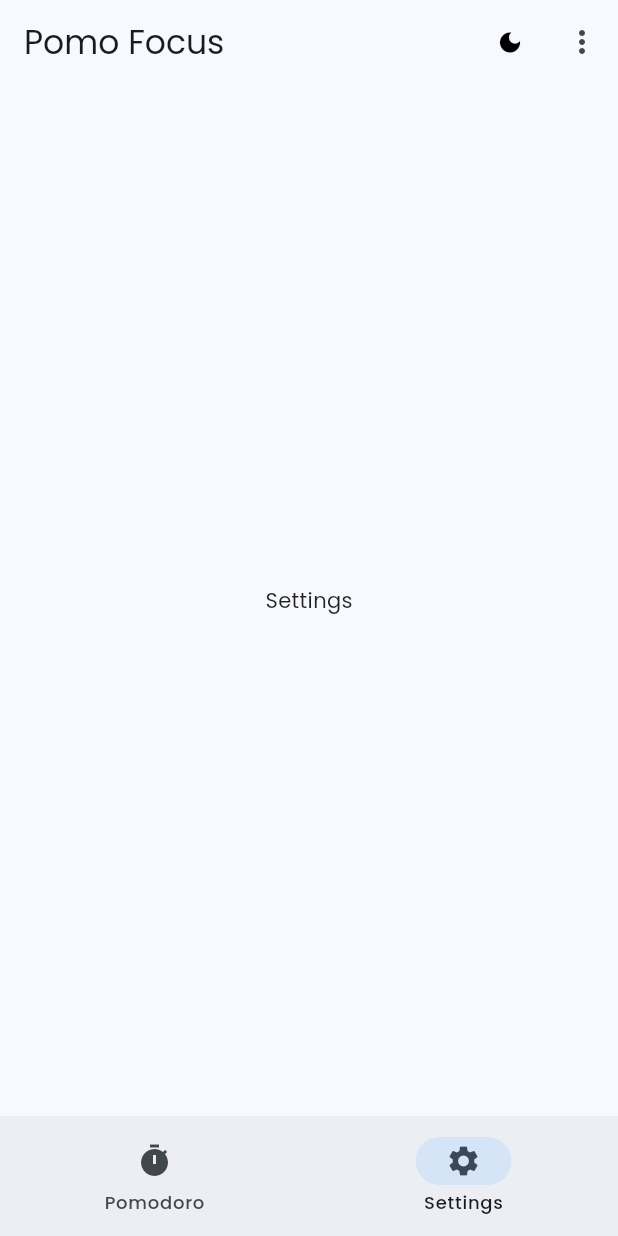
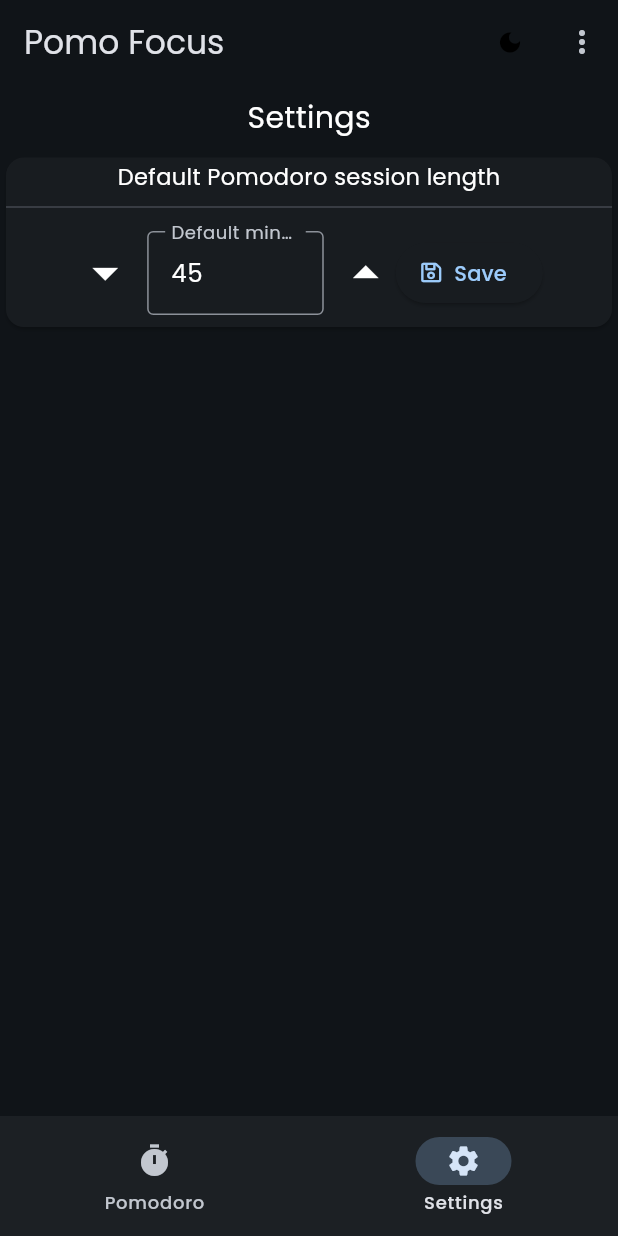
Before and after one commit to zeykafx/flutter_pomodoro_timer_app, a Flutter app: the screen it shows after launch, item 2 of the bottom bar chosen, on a phone screen of 412 x 824 dp. Run offline on Flutter 3.47's test engine with Material 2 defaults, Android fonts, the phone set to English and light mode, and no system bars; our stand-ins replace audioplayers, fluttericon, get, get_storage, google_fonts, styled_widget; missing offline and left inert: audioplayers_web, enum_to_string.

Commit message:
Added default minutes and blockSite toggle to settings page

```diff
--- a/lib/Pages/Pomo/Pomos/pomo.dart
+++ b/lib/Pages/Pomo/Pomos/pomo.dart
@@ -5,6 +5,7 @@
 import 'package:flutter_pomodoro_timer_app/Pages/Pomo/Pomos/reset_button.dart';
 import 'package:flutter_pomodoro_timer_app/Pages/Pomo/Pomos/start_stop_button.dart';
 import 'package:flutter_pomodoro_timer_app/Pages/Pomo/timer_controller.dart';
+import 'package:flutter_pomodoro_timer_app/Pages/Settings/settings_controller.dart';
 import 'package:fluttericon/font_awesome5_icons.dart';
 import 'package:get/get.dart';
 import 'package:get_storage/get_storage.dart';
@@ -18,7 +19,7 @@
 }
 
 class _PomoState extends State<Pomo> {
-  int defaultMinutes = 45;
+  SettingsController settingsController = Get.put(SettingsController());
 
   int pomoLengthSeconds = 0;
 
@@ -49,7 +50,7 @@
   }
 
   void getPreviousPomoLength() {
-    int boxLength = box.read("pomoLengthSeconds") ?? Duration(minutes: defaultMinutes).inSeconds;
+    int boxLength = box.read("pomoLengthSeconds") ?? Duration(minutes: settingsController.defaultMinutes.value).inSeconds;
 
     if (boxLength > 0) {
       endTimestamp = DateTime.now().add(Duration(seconds: boxLength)).millisecondsSinceEpoch;
@@ -178,7 +179,7 @@
               updateFormattedTimeLeftString: updateFormattedTimeLeftString
           ).paddingAll(5),
           ResetButton(
-            defaultMinutes: defaultMinutes,
+            defaultMinutes: settingsController.defaultMinutes.value,
             updateFormattedTimeLeftString: updateFormattedTimeLeftString,
             resetTimer: resetTimer,
           ).paddingAll(5),
--- a/lib/Pages/Pomo/Pomos/site_blocker.dart
+++ b/lib/Pages/Pomo/Pomos/site_blocker.dart
@@ -40,6 +40,10 @@
       });
       return true;
     } catch (e) {
+      Get.snackbar(
+        "Error",
+        e.toString(),
+      );
       e.printError();
       return false;
     }
--- a/lib/Pages/Settings/settings_controller.dart
+++ b/lib/Pages/Settings/settings_controller.dart
@@ -1,6 +1,18 @@
 import 'package:get/get.dart';
+import 'package:get_storage/get_storage.dart';
 
 class SettingsController extends GetxController {
+  GetStorage box = GetStorage();
+
   RxBool blockSite = false.obs;
   RxList<String> sitesToBlock = <String>[].obs;
+
+  RxInt defaultMinutes = 45.obs;
+
+  SettingsController() {
+    blockSite.value = box.read("BlockSite") ?? false;
+    blockSite.listen((bool val) {
+      box.write("BlockSite", val);
+    });
+  }
 }
--- a/lib/Pages/Settings/settings_page.dart
+++ b/lib/Pages/Settings/settings_page.dart
@@ -1,6 +1,12 @@
+import 'dart:io';
+
 import 'package:flutter/material.dart';
+import 'package:flutter/services.dart';
 import 'package:flutter_pomodoro_timer_app/Pages/Settings/settings_controller.dart';
+import 'package:flutter_pomodoro_timer_app/main.dart';
+import 'package:fluttericon/font_awesome5_icons.dart';
 import 'package:get/get.dart';
+import 'package:styled_widget/styled_widget.dart';
 
 class SettingsPage extends StatefulWidget {
   const SettingsPage({Key? key}) : super(key: key);
@@ -11,9 +17,133 @@
 
 class _SettingsPageState extends State<SettingsPage> {
   SettingsController settingsController = Get.put(SettingsController());
+  TextEditingController textEditingController = TextEditingController();
+
+  @override
+  void initState() {
+    textEditingController.text = settingsController.defaultMinutes.value.toString();
+    settingsController.defaultMinutes.listen((int newData) {
+      textEditingController.text = settingsController.defaultMinutes.value.toString();
+    });
+
+    super.initState();
+  }
 
   @override
   Widget build(BuildContext context) {
-    return const Center(child: Text("Settings"));
+    return Column(
+      children: [
+        const Padding(
+          padding: EdgeInsets.all(8.0),
+          child: Text(
+            "Settings",
+            style: TextStyle(fontSize: 20),
+          ),
+        ),
+
+        // default minutes length
+        Card(
+          child: Column(
+            children: [
+              const Padding(
+                padding: EdgeInsets.all(2.0),
+                child: Text(
+                  "Default Pomodoro session length",
+                  style: TextStyle(fontSize: 15),
+                ),
+              ),
+              Divider(),
+              [
+                InkWell(
+                  borderRadius: const BorderRadius.all(Radius.circular(20)),
+                  child: const Icon(Icons.arrow_drop_down, size: 40),
+                  onTap: () => settingsController.defaultMinutes--,
+                ),
+                Padding(
+                  padding: const EdgeInsets.all(8.0),
+                  child: SizedBox(
+                    width: Get.width / 3.5,
+                    child: TextField(
+                      controller: textEditingController,
+                      keyboardType: TextInputType.number,
+                      inputFormatters: <TextInputFormatter>[
+                        FilteringTextInputFormatter.allow(RegExp(r'[0-9]')),
+                      ],
+                      onSubmitted: (String value) {
+                        if (value.isNotEmpty) {
+                          settingsController.defaultMinutes.value = int.parse(value);
+                          FocusScope.of(context).unfocus();
+                        }
+                      },
+                      onEditingComplete: () {
+                        if (textEditingController.text.isNotEmpty) {
+                          settingsController.defaultMinutes.value = int.parse(textEditingController.text);
+                          FocusScope.of(context).unfocus();
+                        }
+                      },
+                      decoration: const InputDecoration(
+                        border: OutlineInputBorder(),
+                        hintText: "Default minutes",
+                        labelText: "Default minutes",
+                      ),
+                    ),
+                  ),
+                ),
+                InkWell(
+                  borderRadius: const BorderRadius.all(Radius.circular(20)),
+                  child: const Icon(Icons.arrow_drop_up, size: 40),
+                  onTap: () => settingsController.defaultMinutes++,
+                ),
+                ElevatedButton.icon(
+                  onPressed: () {
+                    settingsController.defaultMinutes.value = int.parse(textEditingController.text);
+                    Get.snackbar("Saved!", "Saved default pomodoro length to ${settingsController.defaultMinutes} minutes",
+                        padding: const EdgeInsets.all(8.0));
+                  },
+                  label: const Text("Save"),
+                  icon: const Icon(FontAwesome5.save, size: 15),
+                )
+              ].toRow(mainAxisAlignment: MainAxisAlignment.center, separator: const Padding(padding: EdgeInsets.all(0))),
+            ],
+          ),
+        ),
+
+        if (Platform.isWindows)
+          Card(
+            child: Column(
+              children: [
+                const Padding(
+                  padding: EdgeInsets.all(2.0),
+                  child: Text(
+                    "Block sites during pomodoro session",
+                    style: TextStyle(fontSize: 15),
+                  ),
+                ),
+                const Text(
+                  "You must run the app in administrator.",
+                  style: TextStyle(fontSize: 10),
+                ),
+                const Divider(),
+                Obx(() => Row(
+                  mainAxisAlignment: MainAxisAlignment.center,
+                  children: [
+                    Checkbox(
+                      value: settingsController.blockSite.value,
+                      onChanged: (bool? boolean) {
+                        if (boolean != null) {
+                          settingsController.blockSite.value = boolean;
+                        }
+                      },
+                      activeColor: Theme.of(context).colorScheme.primary,
+                    ),
+                    Text(settingsController.blockSite.value ? "On" : "Off"),
+
+                  ],
+                )),
+              ],
+            ),
+          ),
+      ],
+    );
   }
 }
--- a/lib/main.dart
+++ b/lib/main.dart
@@ -87,7 +87,7 @@
         brightness: Brightness.dark,
         textTheme: GoogleFonts.poppinsTextTheme(ThemeData.dark().textTheme),
       ),
-      themeMode: ThemeMode.light,
+      themeMode: ThemeMode.dark,
       home: SafeArea(top: true, child: Main(
           title: 'Pomo Focus',
           darkModeEnabled: darkModeEnabled,
```
